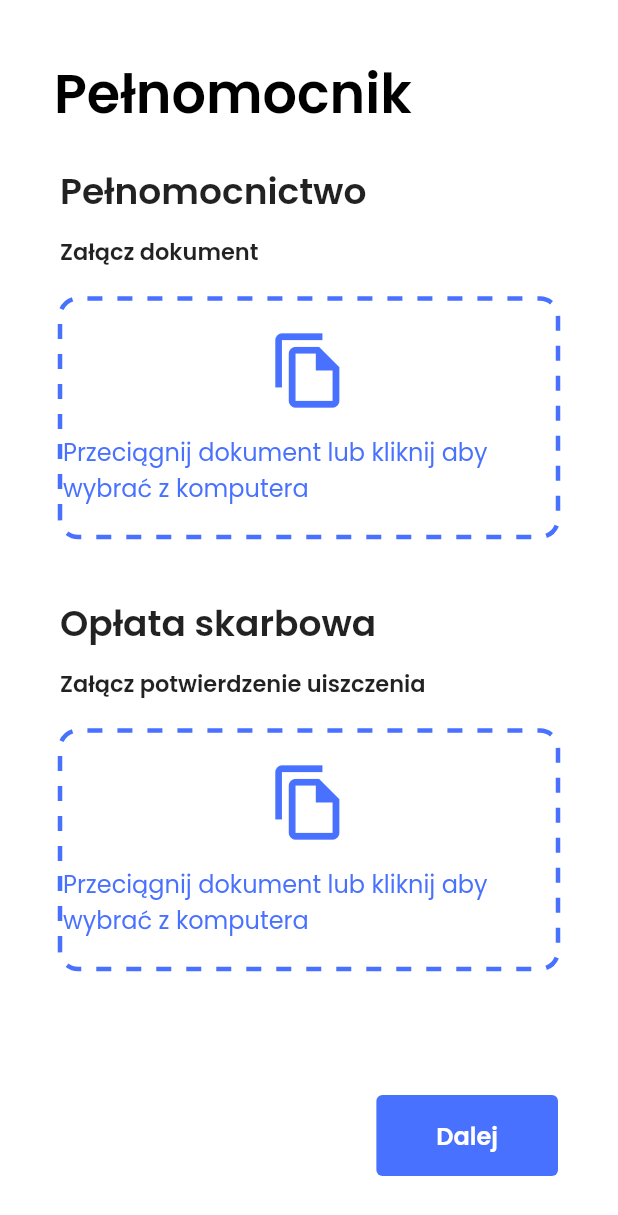
After one commit to l-borkowski/zlozMnie, a Flutter app: the ProxyView screen opened directly, on a phone screen of 412 x 824 dp. The commit adds this screen. Shown: the top 1215 px of the screen. Run offline on Flutter 3.47's test engine with Material 2 defaults, Android fonts, the light colour scheme and no system bars; drawn by our look-alikes of dotted_border; our stand-ins replace bloc, dio, file_picker, flutter_bloc, flutter_hooks, google_fonts and 1 more; missing offline and left inert: flutter_quill; generated files the repository leaves out were written again.

Commit message:
feat: proxy view

```diff
--- a/lib/form/cubit/form_cubit.dart
+++ b/lib/form/cubit/form_cubit.dart
@@ -1,8 +1,10 @@
+// ignore_for_file: avoid_setters_without_getters
+
 import 'package:bloc/bloc.dart';
+import 'package:flutter/foundation.dart';
 import 'package:lawsuit_repository/lawsuit_repository.dart';
 import 'package:zloz_mnie/models/proof.dart';
 import 'package:lawsuit_repository/models/models.dart';
-
 
 part 'form_state.dart';
 
@@ -28,6 +30,9 @@ class FormCubit extends Cubit<FormState> {
       ),
     );
   }
+
+  set proxyFile(Uint8List val) => state.copyWith(proxyFile: val);
+  set feeFile(Uint8List val) => state.copyWith(feeFile: val);
 
   // ignore: avoid_positional_boolean_parameters
   void changeReimbursement(bool? val) {
--- a/lib/form/cubit/form_state.dart
+++ b/lib/form/cubit/form_state.dart
@@ -17,7 +17,8 @@ class FormState {
     required this.selectedSuedEntity,
     required this.showSuedModal,
     required this.reimbursement,
-
+    this.feeFile,
+    this.proxyFile,
   });
 
   factory FormState.initial() => FormState(
@@ -34,7 +35,6 @@ class FormState {
         selectedSuedEntity: 0,
         showSuedModal: false,
         reimbursement: true,
-
       );
 
   final int pageIndex;
@@ -51,7 +51,8 @@ class FormState {
   final int selectedSuedEntity;
   final bool showSuedModal;
   final bool reimbursement;
-
+  final Uint8List? proxyFile;
+  final Uint8List? feeFile;
 
   FormState copyWith({
     int? pageIndex,
@@ -69,6 +70,8 @@ class FormState {
     int? selectedSuedEntity,
     bool? showSuedModal,
     bool? reimbursement,
+    Uint8List? feeFile,
+    Uint8List? proxyFile,
   }) {
     return FormState(
       pageIndex: pageIndex ?? this.pageIndex,
@@ -85,7 +88,8 @@ class FormState {
       showSuedModal: showSuedModal ?? this.showSuedModal,
       suedEntity: suedEntity ?? this.suedEntity,
       reimbursement: reimbursement ?? this.reimbursement,
-
+      feeFile: feeFile ?? this.feeFile,
+      proxyFile: proxyFile ?? this.proxyFile,
     );
   }
 }
--- a/lib/form/form.dart
+++ b/lib/form/form.dart
@@ -8,6 +8,7 @@
 export 'cubit/form_cubit.dart';
 export 'view/client_data_view.dart';
 export 'view/form_page.dart';
+export 'view/proxy_view.dart';
 export 'view/refund_view.dart';
 export 'view/sued_entity_view.dart';
 export 'view/widgets/widgets.dart';
--- a/lib/form/view/form_page.dart
+++ b/lib/form/view/form_page.dart
@@ -461,6 +461,7 @@ class _FormPartState extends State<_FormPart> {
                   ClaimView(),
                   ClientDataView(),
                   SuedEntityView(),
+                  ProxyView(),
                   RefundView(),
                   ContentView(),
                 ][state.pageIndex],
--- /dev/null
+++ b/lib/form/view/proxy_view.dart
@@ -0,0 +1,162 @@
+import 'package:dotted_border/dotted_border.dart';
+import 'package:file_picker/file_picker.dart';
+import 'package:flutter/material.dart';
+import 'package:flutter_bloc/flutter_bloc.dart';
+import 'package:flutter_hooks/flutter_hooks.dart';
+import 'package:zloz_mnie/form/form.dart';
+
+class ProxyView extends HookWidget {
+  const ProxyView({super.key});
+
+  @override
+  Widget build(BuildContext context) {
+    final cubit = context.read<FormCubit>();
+    final state = context.watch<FormCubit>().state;
+    final proxyFileName = useState<String?>(null);
+    final feeFileName = useState<String?>(null);
+    return Scaffold(
+      appBar: const FormViewAppBar(
+        title: 'Pełnomocnik ',
+      ),
+      body: Padding(
+        padding: const EdgeInsets.symmetric(horizontal: 40),
+        child: SizedBox.expand(
+          child: Column(
+            crossAxisAlignment: CrossAxisAlignment.start,
+            children: [
+              const Text(
+                'Pełnomocnictwo ',
+                style: TextStyle(
+                  fontWeight: FontWeight.w600,
+                  fontSize: 24,
+                ),
+              ),
+              const SizedBox(height: 10),
+              const Text(
+                'Załącz dokument',
+                style: TextStyle(
+                  fontWeight: FontWeight.w600,
+                  fontSize: 15,
+                ),
+              ),
+              const SizedBox(height: 20),
+              GestureDetector(
+                onTap: () async {
+                  final result = await FilePicker.platform.pickFiles();
+
+                  if (result != null) {
+                    cubit.proxyFile = result.files.first.bytes!;
+                    proxyFileName.value = result.files.first.name;
+                  }
+                },
+                child: DottedBorder(
+                  borderType: BorderType.RRect,
+                  radius: const Radius.circular(12),
+                  strokeWidth: 3,
+                  dashPattern: const [10, 10],
+                  color: const Color(0xFF4971FF),
+                  child: SizedBox(
+                    width: double.infinity,
+                    height: 155,
+                    child: Column(
+                      mainAxisSize: MainAxisSize.min,
+                      mainAxisAlignment: MainAxisAlignment.center,
+                      children: [
+                        Icon(
+                          state.proxyFile == null
+                              ? Icons.file_copy_outlined
+                              : Icons.file_copy,
+                          color: const Color(0xFF4971FF),
+                          size: 54,
+                        ),
+                        const SizedBox(height: 15),
+                        Text(
+                          state.proxyFile == null
+                              ? 'Przeciągnij dokument lub kliknij aby wybrać z komputera'
+                              : proxyFileName.value!,
+                          style: const TextStyle(
+                            color: Color(0xFF4971FF),
+                            fontSize: 16,
+                          ),
+                        )
+                      ],
+                    ),
+                  ),
+                ),
+              ),
+              const SizedBox(height: 40),
+              const Text(
+                'Opłata skarbowa',
+                style: TextStyle(
+                  fontWeight: FontWeight.w600,
+                  fontSize: 24,
+                ),
+              ),
+              const SizedBox(height: 10),
+              const Text(
+                'Załącz potwierdzenie uiszczenia',
+                style: TextStyle(
+                  fontWeight: FontWeight.w600,
+                  fontSize: 15,
+                ),
+              ),
+              const SizedBox(height: 20),
+              GestureDetector(
+                onTap: () async {
+                  final result = await FilePicker.platform.pickFiles();
+
+                  if (result != null) {
+                    cubit.feeFile = result.files.first.bytes!;
+                    feeFileName.value = result.files.first.name;
+                  }
+                },
+                child: DottedBorder(
+                  borderType: BorderType.RRect,
+                  radius: const Radius.circular(12),
+                  strokeWidth: 3,
+                  dashPattern: const [10, 10],
+                  color: const Color(0xFF4971FF),
+                  child: SizedBox(
+                    width: double.infinity,
+                    height: 155,
+                    child: Column(
+                      mainAxisSize: MainAxisSize.min,
+                      mainAxisAlignment: MainAxisAlignment.center,
+                      children: [
+                        Icon(
+                          state.feeFile == null
+                              ? Icons.file_copy_outlined
+                              : Icons.file_copy,
+                          color: const Color(0xFF4971FF),
+                          size: 54,
+                        ),
+                        const SizedBox(height: 15),
+                        Text(
+                          state.feeFile == null
+                              ? 'Przeciągnij dokument lub kliknij aby wybrać z komputera'
+                              : feeFileName.value!,
+                          style: const TextStyle(
+                            color: Color(0xFF4971FF),
+                            fontSize: 16,
+                          ),
+                        )
+                      ],
+                    ),
+                  ),
+                ),
+              ),
+              const Spacer(),
+              Align(
+                alignment: Alignment.bottomRight,
+                child: NextButton(
+                  onPressed: context.read<FormCubit>().nextPage,
+                ),
+              ),
+              const SizedBox(height: 40),
+            ],
+          ),
+        ),
+      ),
+    );
+  }
+} /*  */
```
